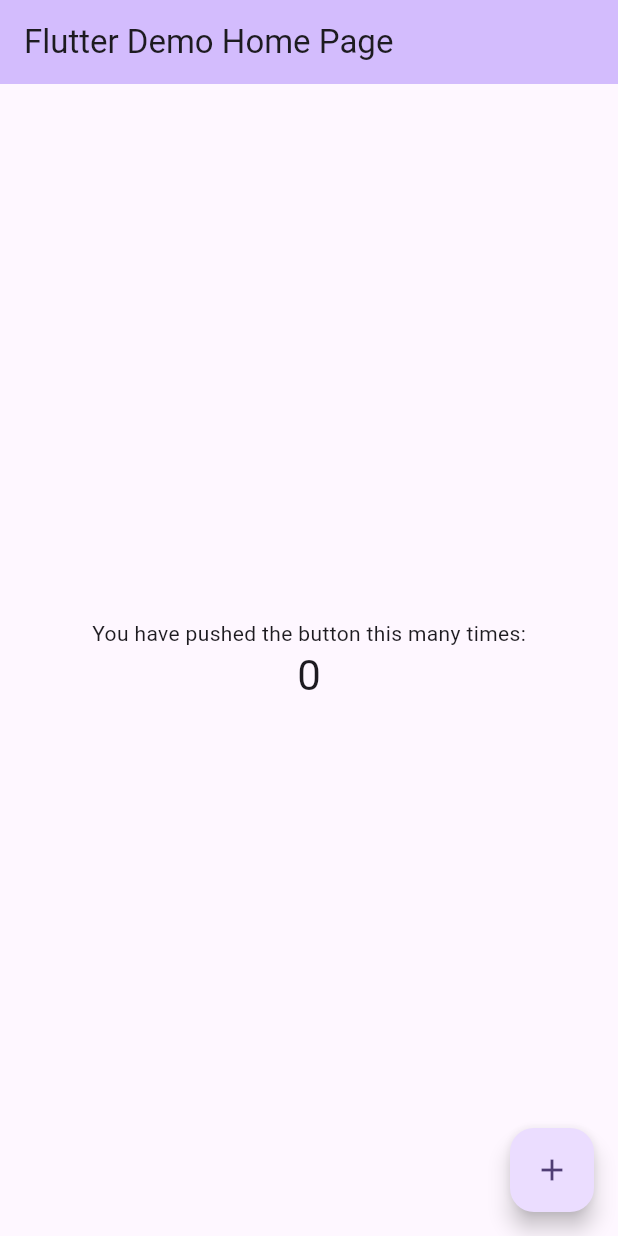
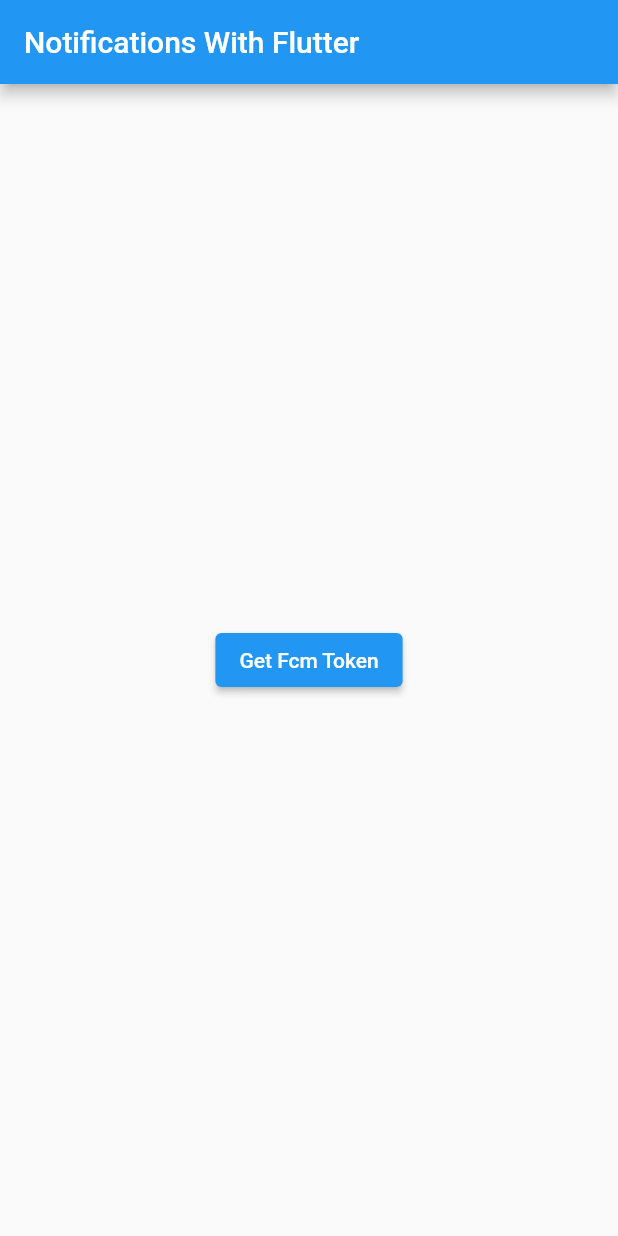
Before and after one commit to syedahmedusman2/Notifications-With-Flutter, a Flutter app: the screen it shows after launch, on a phone screen of 412 x 824 dp. Run offline on Flutter 3.47's test engine with Material 2 defaults, Android fonts, the phone set to English and light mode, and no system bars; our stand-ins replace firebase_core, firebase_messaging, flutter_local_notifications; accounts and stored records are empty.

Commit message:
local notification integrate

```diff
--- a/lib/main.dart
+++ b/lib/main.dart
@@ -2,7 +2,7 @@
 import 'package:flutter_notification/firebase_options.dart';
 import 'package:flutter_notification/services/notification_service.dart';
 import 'package:firebase_core/firebase_core.dart';
-
+import 'package:firebase_messaging/firebase_messaging.dart';
 void main() async{
   WidgetsFlutterBinding.ensureInitialized();
   await Firebase.initializeApp(
@@ -12,123 +12,55 @@
   runApp(const MyApp());
 }
 
-class MyApp extends StatelessWidget {
+class MyApp extends StatefulWidget {
   const MyApp({super.key});
 
+  @override
+  State<MyApp> createState() => _MyAppState();
+}
+
+
+
+class _MyAppState extends State<MyApp> {
+  @override
+  void initState() {
+    NotificationService.initializeLocalNotification();
+    // Listining to notifications when app is opened
+    FirebaseMessaging.onMessage.listen((RemoteMessage message) async{
+      print("Message AAYA");
+      NotificationService.display(message);
+
+    });
+    super.initState();
+  }
   // This widget is the root of your application.
   @override
   Widget build(BuildContext context) {
-    return MaterialApp(
+    return const MaterialApp(
       title: 'Flutter Demo',
-      theme: ThemeData(
-        // This is the theme of your application.
-        //
-        // TRY THIS: Try running your application with "flutter run". You'll see
-        // the application has a blue toolbar. Then, without quitting the app,
-        // try changing the seedColor in the colorScheme below to Colors.green
-        // and then invoke "hot reload" (save your changes or press the "hot
-        // reload" button in a Flutter-supported IDE, or press "r" if you used
-        // the command line to start the app).
-        //
-        // Notice that the counter didn't reset back to zero; the application
-        // state is not lost during the reload. To reset the state, use hot
-        // restart instead.
-        //
-        // This works for code too, not just values: Most code changes can be
-        // tested with just a hot reload.
-        colorScheme: ColorScheme.fromSeed(seedColor: Colors.deepPurple),
-        useMaterial3: true,
-      ),
-      home: const MyHomePage(title: 'Flutter Demo Home Page'),
+      home: MyHomePage(),
     );
   }
 }
 
-class MyHomePage extends StatefulWidget {
-  const MyHomePage({super.key, required this.title});
-
-  // This widget is the home page of your application. It is stateful, meaning
-  // that it has a State object (defined below) that contains fields that affect
-  // how it looks.
-
-  // This class is the configuration for the state. It holds the values (in this
-  // case the title) provided by the parent (in this case the App widget) and
-  // used by the build method of the State. Fields in a Widget subclass are
-  // always marked "final".
-
-  final String title;
-
-  @override
-  State<MyHomePage> createState() => _MyHomePageState();
-}
-
-class _MyHomePageState extends State<MyHomePage> {
-  int _counter = 0;
-
-  void _incrementCounter() async{
-    print(await NotificationService.getFcmToken());
-    setState(() {
-      // This call to setState tells the Flutter framework that something has
-      // changed in this State, which causes it to rerun the build method below
-      // so that the display can reflect the updated values. If we changed
-      // _counter without calling setState(), then the build method would not be
-      // called again, and so nothing would appear to happen.
-      _counter++;
-    });
-  }
+class MyHomePage extends StatelessWidget {
+  const MyHomePage({super.key});
 
   @override
   Widget build(BuildContext context) {
-    // This method is rerun every time setState is called, for instance as done
-    // by the _incrementCounter method above.
-    //
-    // The Flutter framework has been optimized to make rerunning build methods
-    // fast, so that you can just rebuild anything that needs updating rather
-    // than having to individually change instances of widgets.
     return Scaffold(
-      appBar: AppBar(
-        // TRY THIS: Try changing the color here to a specific color (to
-        // Colors.amber, perhaps?) and trigger a hot reload to see the AppBar
-        // change color while the other colors stay the same.
-        backgroundColor: Theme.of(context).colorScheme.inversePrimary,
-        // Here we take the value from the MyHomePage object that was created by
-        // the App.build method, and use it to set our appbar title.
-        title: Text(widget.title),
+      appBar: AppBar(title: Text("Notifications With Flutter")
       ),
       body: Center(
-        // Center is a layout widget. It takes a single child and positions it
-        // in the middle of the parent.
         child: Column(
-          // Column is also a layout widget. It takes a list of children and
-          // arranges them vertically. By default, it sizes itself to fit its
-          // children horizontally, and tries to be as tall as its parent.
-          //
-          // Column has various properties to control how it sizes itself and
-          // how it positions its children. Here we use mainAxisAlignment to
-          // center the children vertically; the main axis here is the vertical
-          // axis because Columns are vertical (the cross axis would be
-          // horizontal).
-          //
-          // TRY THIS: Invoke "debug painting" (choose the "Toggle Debug Paint"
-          // action in the IDE, or press "p" in the console), to see the
-          // wireframe for each widget.
           mainAxisAlignment: MainAxisAlignment.center,
-          children: <Widget>[
-            const Text(
-              'You have pushed the button this many times:',
-            ),
-            Text(
-              '$_counter',
-              style: Theme.of(context).textTheme.headlineMedium,
-            ),
-          ],
-        ),
+          children: [
+            ElevatedButton(onPressed: ()async{
+              print(await NotificationService.getFcmToken());
+            }, child: Text("Get Fcm Token"))
+
+        ]),
       ),
-      floatingActionButton: FloatingActionButton(
-        onPressed: _incrementCounter,
-        tooltip: 'Increment',
-        child: const Icon(Icons.add),
-      ), // This trailing comma makes auto-formatting nicer for build methods.
     );
   }
 }
```
Also changed, not shown: lib/services/notification_service.dart (+41 -1 lines), 1 other file.
